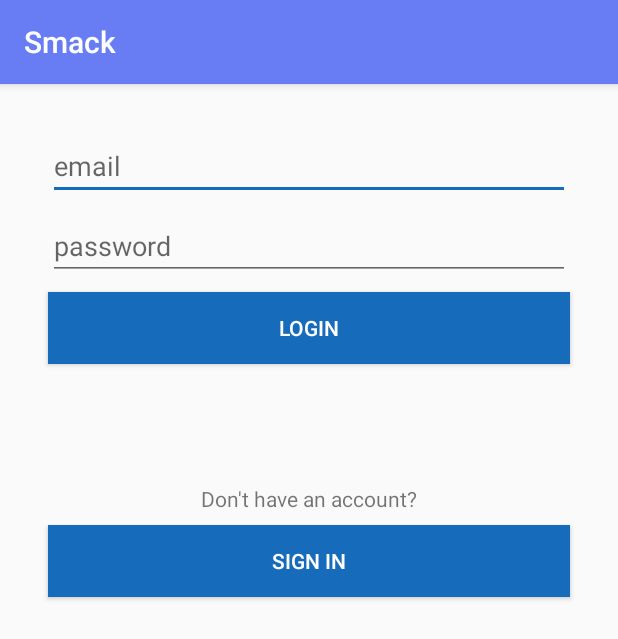
After one commit to AlexChaplygin/Smack-Chat, an Android app: the LoginActivity screen opened directly, with no data from a screen before it, on a phone screen of 412 x 824 dp. The commit adds this screen. Shown: the top 639 px of the screen. Run offline under Robolectric (Android 15) with nearby library versions, the phone set to English and light mode, and no system bars; libraries missing offline, so code that uses them is left out: com.example.che.

Commit message:
Create new Activity for Login

```diff
--- a/app/build.gradle
+++ b/app/build.gradle
@@ -24,7 +24,7 @@ android {
 
 dependencies {
     implementation fileTree(dir: 'libs', include: ['*.jar'])
-    implementation"org.jetbrains.kotlin:kotlin-stdlib-jre7:$kotlin_version"
+    implementation "org.jetbrains.kotlin:kotlin-stdlib-jre7:$kotlin_version"
     implementation 'com.android.support:appcompat-v7:27.1.1'
     implementation 'com.android.support:design:27.1.1'
     implementation 'com.android.support.constraint:constraint-layout:1.1.0'
--- a/app/src/main/AndroidManifest.xml
+++ b/app/src/main/AndroidManifest.xml
@@ -18,6 +18,7 @@
                 <category android:name="android.intent.category.LAUNCHER" />
             </intent-filter>
         </activity>
+        <activity android:name=".LoginActivity"></activity>
     </application>
 
 </manifest>
--- /dev/null
+++ b/app/src/main/java/com/example/che/alex/smack/LoginActivity.kt
@@ -0,0 +1,21 @@
+package com.example.che.alex.smack
+
+import android.support.v7.app.AppCompatActivity
+import android.os.Bundle
+import android.view.View
+
+class LoginActivity : AppCompatActivity() {
+
+    override fun onCreate(savedInstanceState: Bundle?) {
+        super.onCreate(savedInstanceState)
+        setContentView(R.layout.activity_login)
+    }
+
+    fun loginBtnClick(view: View) {
+
+    }
+
+    fun registerBtnClick(view: View) {
+
+    }
+}
--- a/app/src/main/java/com/example/che/alex/smack/MainActivity.kt
+++ b/app/src/main/java/com/example/che/alex/smack/MainActivity.kt
@@ -1,5 +1,6 @@
 package com.example.che.alex.smack
 
+import android.content.Intent
 import android.os.Bundle
 import android.support.design.widget.Snackbar
 import android.support.design.widget.NavigationView
@@ -35,7 +36,8 @@ class MainActivity : AppCompatActivity() {
     }
 
     fun loginBtnHeaderClick(view: View) {
-
+        val intent = Intent(this, LoginActivity::class.java)
+        startActivity(intent)
     }
 
     fun addChannelBtnClick(view: View) {
--- /dev/null
+++ b/app/src/main/res/layout/activity_login.xml
@@ -0,0 +1,78 @@
+<?xml version="1.0" encoding="utf-8"?>
+<android.support.constraint.ConstraintLayout xmlns:android="http://schemas.android.com/apk/res/android"
+    xmlns:app="http://schemas.android.com/apk/res-auto"
+    xmlns:tools="http://schemas.android.com/tools"
+    android:layout_width="match_parent"
+    android:layout_height="match_parent"
+    tools:context=".LoginActivity">
+
+    <EditText
+        android:id="@+id/emailLoginText"
+        android:layout_width="0dp"
+        android:layout_height="wrap_content"
+        android:layout_marginEnd="32dp"
+        android:layout_marginStart="32dp"
+        android:layout_marginTop="32dp"
+        android:ems="10"
+        android:hint="email"
+        android:inputType="textPersonName"
+        app:layout_constraintEnd_toEndOf="parent"
+        app:layout_constraintStart_toStartOf="parent"
+        app:layout_constraintTop_toTopOf="parent" />
+
+    <EditText
+        android:id="@+id/passLoginText"
+        android:layout_width="0dp"
+        android:layout_height="wrap_content"
+        android:layout_marginEnd="32dp"
+        android:layout_marginStart="32dp"
+        android:layout_marginTop="8dp"
+        android:ems="10"
+        android:hint="password"
+        android:inputType="textPassword"
+        app:layout_constraintEnd_toEndOf="parent"
+        app:layout_constraintStart_toStartOf="parent"
+        app:layout_constraintTop_toBottomOf="@+id/emailLoginText" />
+
+    <Button
+        android:id="@+id/loginBtn"
+        android:layout_width="0dp"
+        android:layout_height="wrap_content"
+        android:layout_marginEnd="32dp"
+        android:layout_marginStart="32dp"
+        android:layout_marginTop="8dp"
+        android:background="@color/colorAccent"
+        android:onClick="loginBtnClick"
+        android:text="Login"
+        android:textColor="@android:color/white"
+        app:layout_constraintEnd_toEndOf="parent"
+        app:layout_constraintStart_toStartOf="parent"
+        app:layout_constraintTop_toBottomOf="@+id/passLoginText" />
+
+    <TextView
+        android:id="@+id/textView"
+        android:layout_width="wrap_content"
+        android:layout_height="wrap_content"
+        android:layout_marginEnd="8dp"
+        android:layout_marginStart="8dp"
+        android:layout_marginTop="80dp"
+        android:text="Don't have an account?"
+        app:layout_constraintEnd_toEndOf="parent"
+        app:layout_constraintStart_toStartOf="parent"
+        app:layout_constraintTop_toBottomOf="@+id/loginBtn" />
+
+    <Button
+        android:id="@+id/registerBtn"
+        android:layout_width="0dp"
+        android:layout_height="wrap_content"
+        android:layout_marginEnd="32dp"
+        android:layout_marginStart="32dp"
+        android:layout_marginTop="8dp"
+        android:background="@color/colorAccent"
+        android:onClick="registerBtnClick"
+        android:text="sign in"
+        android:textColor="@android:color/white"
+        app:layout_constraintEnd_toEndOf="parent"
+        app:layout_constraintStart_toStartOf="parent"
+        app:layout_constraintTop_toBottomOf="@+id/textView" />
+</android.support.constraint.ConstraintLayout>
```
